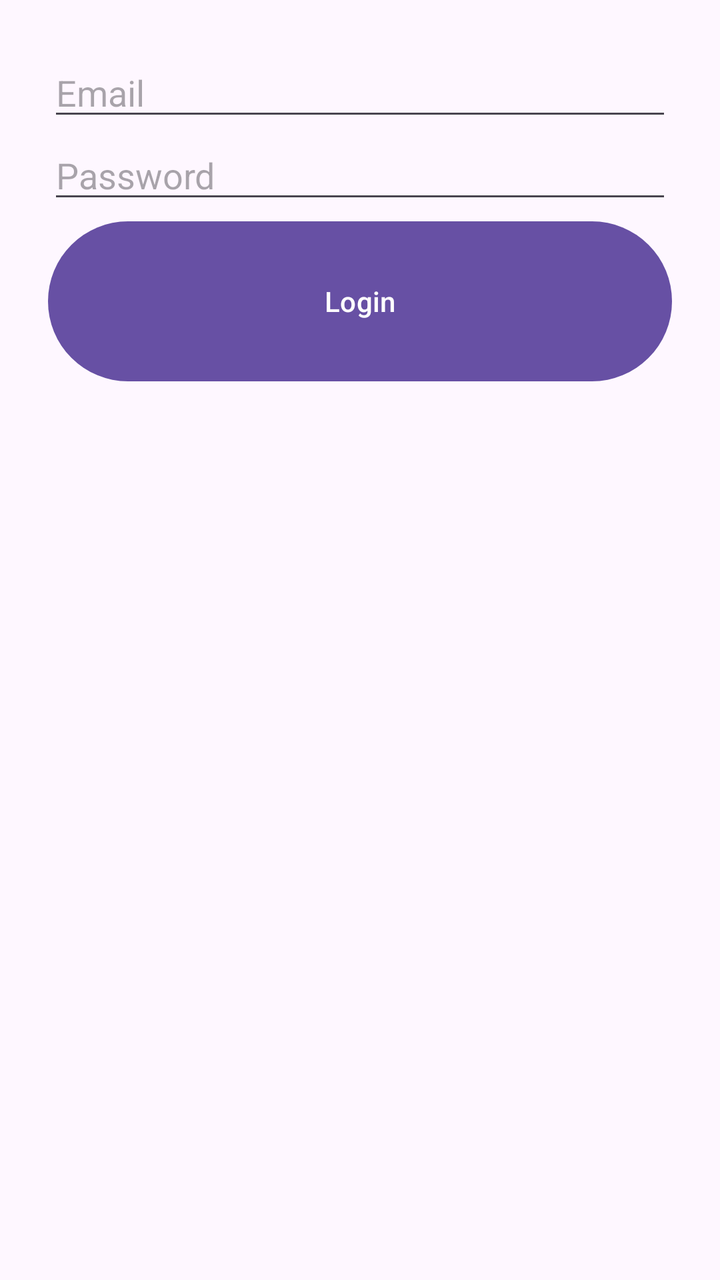
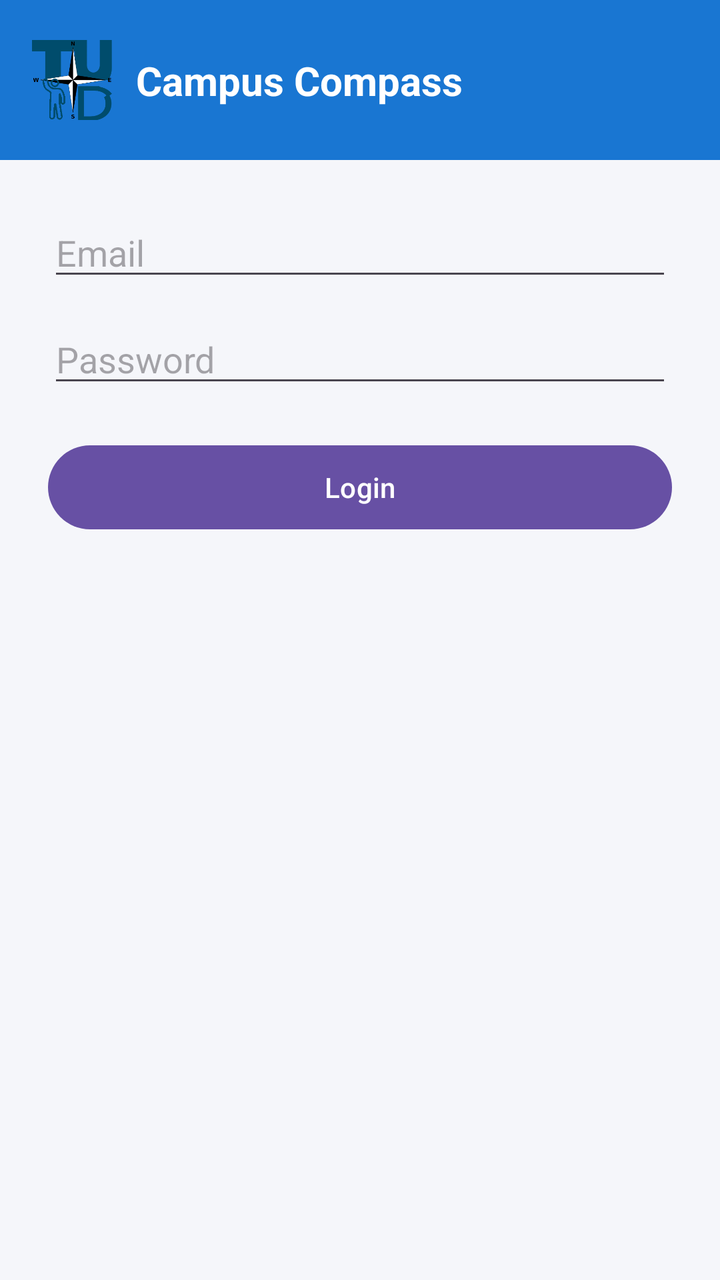

An Android layout rendered at two revisions. The XML below is the earlier revision; the diff shows what the commit changed to produce the second picture.
<!-- AndroidManifest.xml: application theme Theme.CampusCompass -->
<!-- res/layout/activity_login.xml -->
<?xml version="1.0" encoding="utf-8"?>
<androidx.constraintlayout.widget.ConstraintLayout xmlns:android="http://schemas.android.com/apk/res/android"
    android:layout_width="match_parent"
    android:layout_height="match_parent">

    <LinearLayout
        android:orientation="vertical"
        android:padding="24dp"
        android:layout_width="match_parent"
        android:layout_height="match_parent">

        <EditText
            android:id="@+id/emailEditText"
            android:hint="Email"
            android:inputType="textEmailAddress"
            android:layout_width="match_parent"
            android:layout_height="wrap_content"/>

        <EditText
            android:id="@+id/passwordEditText"
            android:layout_width="match_parent"
            android:layout_height="wrap_content"
            android:hint="Password"
            android:inputType="textPassword" />

        <Button
            android:id="@+id/loginBtn"
            android:layout_width="match_parent"
            android:layout_height="88dp"
            android:text="Login" />
    </LinearLayout>


</androidx.constraintlayout.widget.ConstraintLayout>
<!-- resources referenced by this layout -->
<resources>
  <style name="Theme.CampusCompass" parent="Base.Theme.CampusCompass" />
  <style name="Base.Theme.CampusCompass" parent="Theme.Material3.DayNight.NoActionBar">
          
          
      </style>
</resources>

<!-- the commit's change to res/layout/activity_login.xml (unified diff, before → after) -->
@@ -1,34 +1,84 @@
 <?xml version="1.0" encoding="utf-8"?>
-<androidx.constraintlayout.widget.ConstraintLayout xmlns:android="http://schemas.android.com/apk/res/android"
+<androidx.constraintlayout.widget.ConstraintLayout
+    xmlns:android="http://schemas.android.com/apk/res/android"
+    xmlns:app="http://schemas.android.com/apk/res-auto"
     android:layout_width="match_parent"
-    android:layout_height="match_parent">
+    android:layout_height="match_parent"
+    android:background="#F5F6FA">
 
-    <LinearLayout
+        <include
+        android:id="@+id/topBar"
+        layout="@layout/top_bar"
+        app:layout_constraintTop_toTopOf="parent"
+        app:layout_constraintStart_toStartOf="parent"
+        app:layout_constraintEnd_toEndOf="parent"/>
+
+        <LinearLayout
         android:orientation="vertical"
         android:padding="24dp"
-        android:layout_width="match_parent"
-        android:layout_height="match_parent">
+        android:layout_width="0dp"
+        android:layout_height="wrap_content"
+        app:layout_constraintTop_toBottomOf="@id/topBar"
+        app:layout_constraintStart_toStartOf="parent"
+        app:layout_constraintEnd_toEndOf="parent">
 
         <EditText
             android:id="@+id/emailEditText"
             android:hint="Email"
             android:inputType="textEmailAddress"
             android:layout_width="match_parent"
-            android:layout_height="wrap_content"/>
+            android:layout_height="wrap_content"
+            android:layout_marginBottom="12dp"/>
 
         <EditText
             android:id="@+id/passwordEditText"
             android:layout_width="match_parent"
             android:layout_height="wrap_content"
             android:hint="Password"
-            android:inputType="textPassword" />
+            android:inputType="textPassword"
+            android:layout_marginBottom="20dp"/>
 
         <Button
             android:id="@+id/loginBtn"
             android:layout_width="match_parent"
-            android:layout_height="88dp"
-            android:text="Login" />
+            android:layout_height="50dp"
+            android:text="Login"/>
+
     </LinearLayout>
 
+</androidx.constraintlayout.widget.ConstraintLayout>
+<!-- res/layout/top_bar.xml (included above) -->
+<?xml version="1.0" encoding="utf-8"?>
+<androidx.constraintlayout.widget.ConstraintLayout
+    xmlns:android="http://schemas.android.com/apk/res/android"
+    xmlns:app="http://schemas.android.com/apk/res-auto"
+    android:id="@+id/topBar"
+    android:layout_width="match_parent"
+    android:layout_height="80dp"
+    android:background="#1976D2">
+
+    <ImageView
+        android:id="@+id/logoImage"
+        android:layout_width="40dp"
+        android:layout_height="40dp"
+        android:src="@drawable/campus_compass"
+        android:contentDescription="Logo"
+        app:layout_constraintTop_toTopOf="parent"
+        app:layout_constraintBottom_toBottomOf="parent"
+        app:layout_constraintStart_toStartOf="parent"
+        android:layout_marginStart="16dp"/>
+
+    <TextView
+        android:id="@+id/titleText"
+        android:layout_width="wrap_content"
+        android:layout_height="wrap_content"
+        android:text="Campus Compass"
+        android:textColor="#FFFFFF"
+        android:textSize="20sp"
+        android:textStyle="bold"
+        app:layout_constraintTop_toTopOf="parent"
+        app:layout_constraintBottom_toBottomOf="parent"
+        app:layout_constraintStart_toEndOf="@id/logoImage"
+        android:layout_marginStart="12dp"/>
 
 </androidx.constraintlayout.widget.ConstraintLayout>
<!-- resource entries referenced after the edit -->
@@ -1,5 +1,6 @@
 <!-- resources referenced by this layout -->
 <resources>
+  <!-- drawable campus_compass: png bitmap (drawable, 10718 bytes) -->
   <style name="Theme.CampusCompass" parent="Base.Theme.CampusCompass" />
   <style name="Base.Theme.CampusCompass" parent="Theme.Material3.DayNight.NoActionBar">
           
